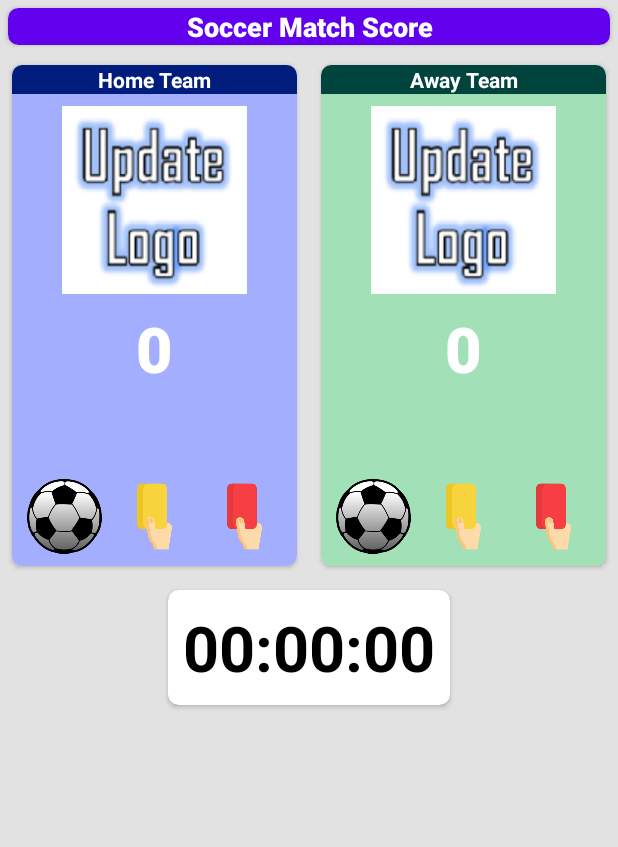
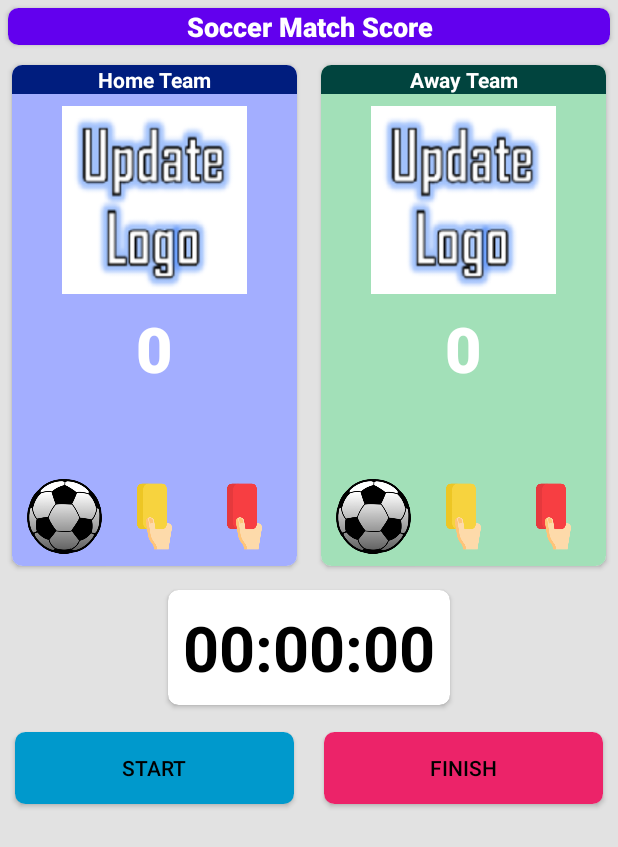
Before and after one commit to darman1725/SoccerMatch, an Android app: the layout activity_play.xml on its own in the app's theme, with its tools: preview values and no code run, on a phone screen of 412 x 824 dp. Shown: the top 847 px of the screen. Run offline under Robolectric (Android 15) with nearby library versions, the phone set to English and light mode, and no system bars.

Commit message:
Membuat 2 Button

```diff
--- a/app/src/main/res/layout/activity_play.xml
+++ b/app/src/main/res/layout/activity_play.xml
@@ -289,6 +289,53 @@
 
     </androidx.cardview.widget.CardView>
 
+    <LinearLayout
+        android:layout_width="match_parent"
+        android:layout_height="wrap_content"
+        android:orientation="horizontal">
+
+        <androidx.cardview.widget.CardView
+            android:layout_width="wrap_content"
+            android:layout_height="wrap_content"
+            android:layout_marginStart="10dp"
+            android:layout_marginTop="10dp"
+            android:layout_marginEnd="10dp"
+            android:layout_marginBottom="10dp"
+            android:layout_weight="1"
+            app:cardCornerRadius="7dp">
+
+            <Button
+                android:id="@+id/matchStartBtn"
+                android:layout_width="match_parent"
+                android:layout_height="wrap_content"
+                android:background="#0099cc"
+                android:enabled="true"
+                android:padding="10dp"
+                android:text="Start"
+                android:textColor="@android:color/black" />
+        </androidx.cardview.widget.CardView>
+
+        <androidx.cardview.widget.CardView
+            android:layout_width="wrap_content"
+            android:layout_height="wrap_content"
+            android:layout_marginStart="10dp"
+            android:layout_marginTop="10dp"
+            android:layout_marginEnd="10dp"
+            android:layout_marginBottom="10dp"
+            android:layout_weight="1"
+            app:cardCornerRadius="7dp">
+
+            <Button
+                android:id="@+id/matchFinishBtn"
+                android:layout_width="match_parent"
+                android:layout_height="wrap_content"
+                android:background="#ec2369"
+                android:enabled="false"
+                android:padding="10dp"
+                android:text="Finish"
+                android:textColor="@android:color/black" />
+        </androidx.cardview.widget.CardView>
+    </LinearLayout>
 
 
 </LinearLayout>
```
